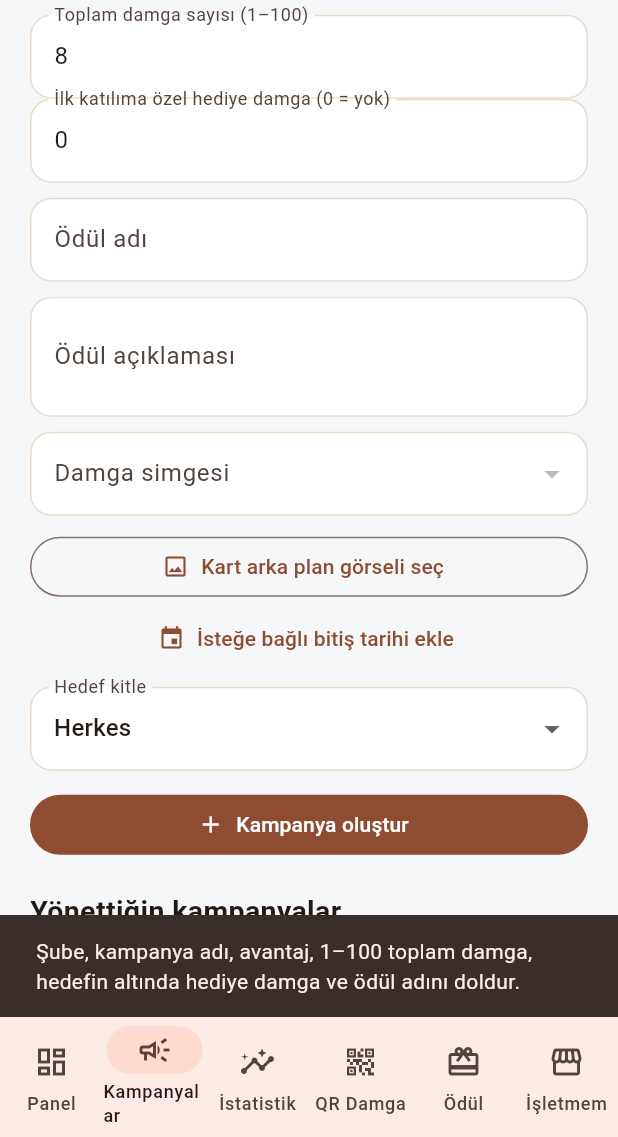
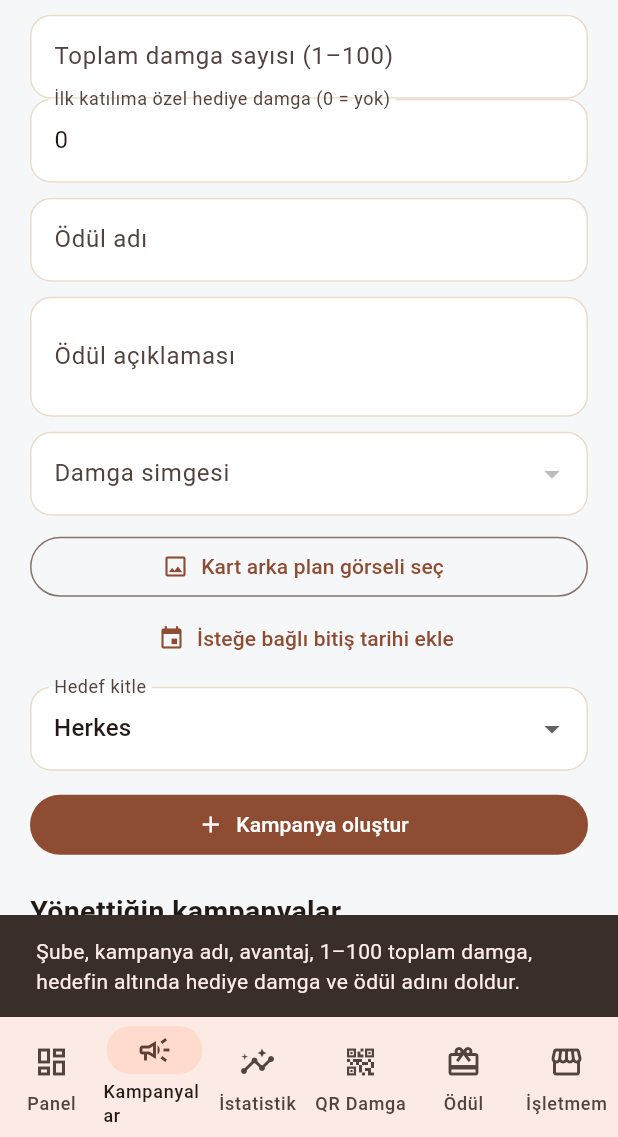
Before and after one commit to Gazinizx/Cafe, a Flutter app: the BusinessShell screen opened directly with empty values, item 2 of the bottom bar chosen, scrolled down 321 dp, after a tap on "Kampanya oluştur", on a phone screen of 412 x 824 dp, the part 99-1236 px from its top. Run offline on Flutter 3.47's test engine with Material 3 defaults, Android fonts, the light colour scheme and no system bars; our stand-ins replace geolocator, image_picker, qr_flutter, shared_preferences, supabase_flutter; missing offline and left inert: mobile_scanner, nfc_manager; accounts and stored records are empty.

Commit message:
Require businesses to choose each campaign stamp target

```diff
--- a/mobil/lib/main.dart
+++ b/mobil/lib/main.dart
@@ -2247,7 +2247,7 @@ class BusinessDeals extends StatefulWidget {
 }
 class _BusinessDealsState extends State<BusinessDeals> {
   final title = TextEditingController(), benefit = TextEditingController();
-  final goal = TextEditingController(text: '8');
+  final goal = TextEditingController();
   final firstJoinBonus = TextEditingController(text: '0');
   final rewardTitle = TextEditingController();
   final rewardDescription = TextEditingController();
@@ -2338,7 +2338,7 @@ class _BusinessDealsState extends State<BusinessDeals> {
       if (imageUrl != null) {
         await cloud.from('campaigns').update({'background_image_url': imageUrl}).eq('id', campaignId);
       }
-      title.clear(); benefit.clear(); goal.text = '8'; firstJoinBonus.text = '0'; rewardTitle.clear(); rewardDescription.clear();
+      title.clear(); benefit.clear(); goal.clear(); firstJoinBonus.text = '0'; rewardTitle.clear(); rewardDescription.clear();
       if (mounted) setState(() { _backgroundImage = null; _endsAt = null; stampIcon = 'coffee'; });
       ScaffoldMessenger.of(context).showSnackBar(const SnackBar(content: Text('Sadakat kampanyası oluşturuldu.')));
     } catch (error) { _reportSyncError(error); }
```
